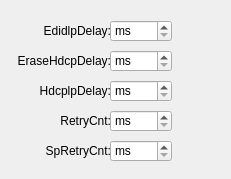
Qt form communicationsetting.ui (HeartbreakSurvivor/DDCTool) before a commit.
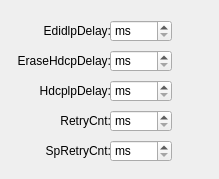
The same form after that commit.

```diff
--- a/communicationsetting.ui
+++ b/communicationsetting.ui
@@ -6,7 +6,7 @@
    <rect>
     <x>0</x>
     <y>0</y>
-    <width>231</width>
+    <width>219</width>
     <height>179</height>
    </rect>
   </property>
```
